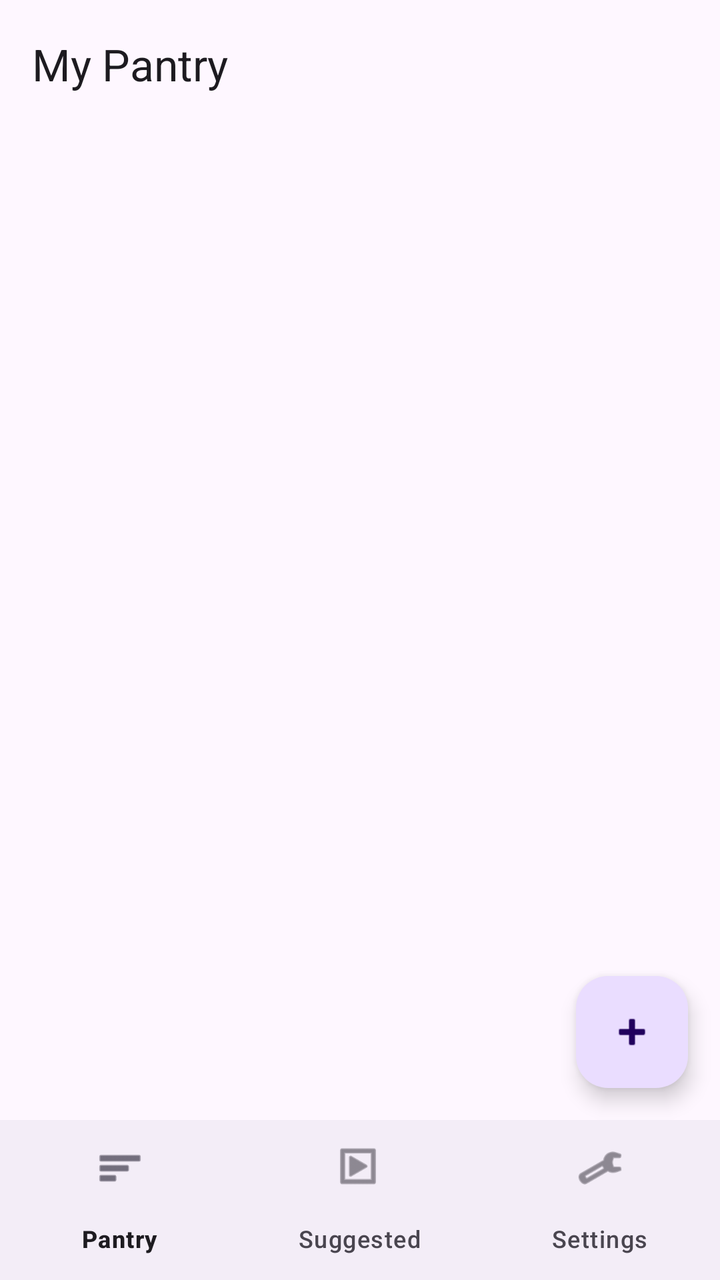
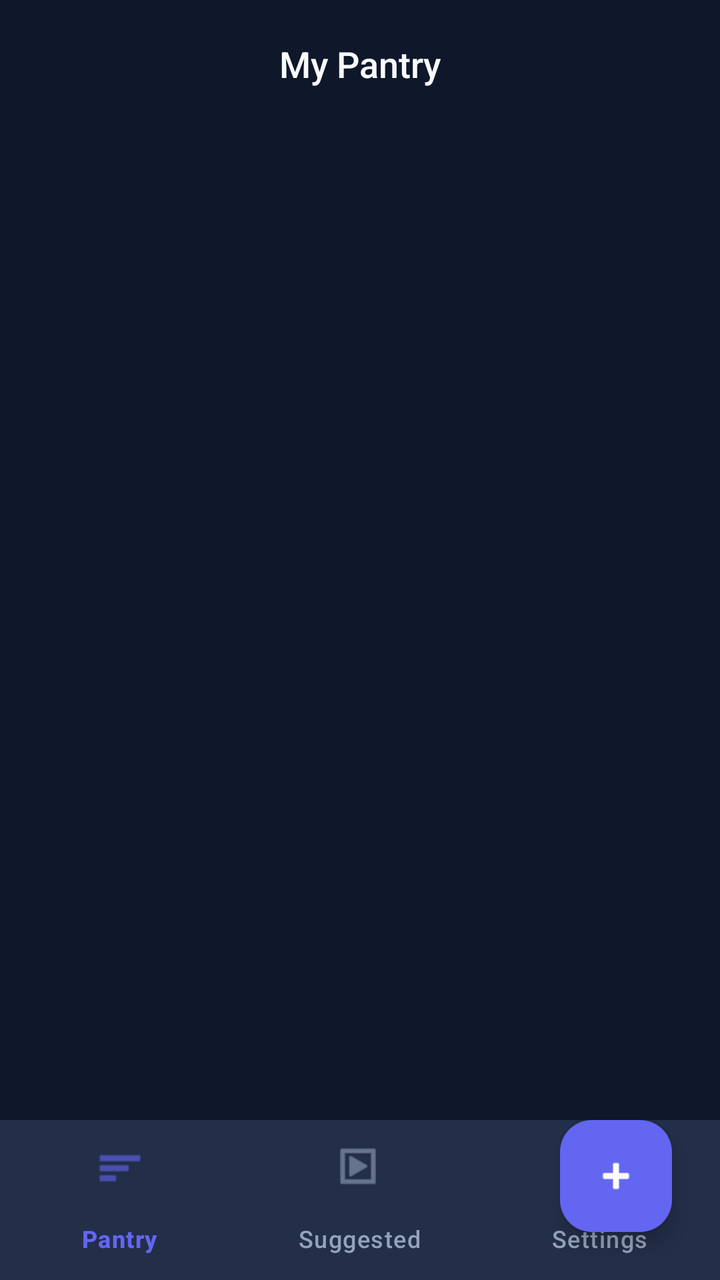

Screens rendered from an Android XML layout before and after an edit, with the pre-edit source and the edit as a unified diff.
<!-- AndroidManifest.xml: application theme Theme.SmartPantryManager -->
<!-- res/layout/activity_pantry_list.xml -->
<?xml version="1.0" encoding="utf-8"?>
<androidx.constraintlayout.widget.ConstraintLayout
    xmlns:android="http://schemas.android.com/apk/res/android"
    xmlns:app="http://schemas.android.com/apk/res-auto"
    android:layout_width="match_parent"
    android:layout_height="match_parent">

    <com.google.android.material.appbar.AppBarLayout
        android:id="@+id/appBar"
        android:layout_width="match_parent"
        android:layout_height="wrap_content"
        app:layout_constraintTop_toTopOf="parent">
        <androidx.appcompat.widget.Toolbar
            android:id="@+id/toolbarPantry"
            android:layout_width="match_parent"
            android:layout_height="?attr/actionBarSize"
            app:title="My Pantry"/>
    </com.google.android.material.appbar.AppBarLayout>

    <androidx.recyclerview.widget.RecyclerView
        android:id="@+id/recyclerPantry"
        android:layout_width="match_parent"
        android:layout_height="0dp"
        app:layout_constraintTop_toBottomOf="@id/appBar"
        app:layout_constraintBottom_toTopOf="@id/bottomNav"/>

    <TextView
        android:id="@+id/txtEmptyPantry"
        android:layout_width="wrap_content"
        android:layout_height="wrap_content"
        android:text="No ingredients yet. Tap + to add."
        android:visibility="gone"
        app:layout_constraintTop_toTopOf="parent"
        app:layout_constraintBottom_toBottomOf="parent"
        app:layout_constraintStart_toStartOf="parent"
        app:layout_constraintEnd_toEndOf="parent"/>

    <com.google.android.material.floatingactionbutton.FloatingActionButton
        android:id="@+id/fabAdd"
        android:layout_width="wrap_content"
        android:layout_height="wrap_content"
        android:layout_margin="16dp"
        android:src="@android:drawable/ic_input_add"
        app:layout_constraintBottom_toTopOf="@id/bottomNav"
        app:layout_constraintEnd_toEndOf="parent"/>

    <com.google.android.material.bottomnavigation.BottomNavigationView
        android:id="@+id/bottomNav"
        android:layout_width="match_parent"
        android:layout_height="wrap_content"
        app:menu="@menu/bottom_nav_menu"
        app:layout_constraintBottom_toBottomOf="parent"/>

</androidx.constraintlayout.widget.ConstraintLayout>
<!-- resources referenced by this layout -->
<resources>
  <style name="Theme.SmartPantryManager" parent="Base.Theme.SmartPantryManager" />
  <style name="Base.Theme.SmartPantryManager" parent="Theme.Material3.DayNight.NoActionBar">
          
          
      </style>
</resources>

<!-- the commit's change to res/layout/activity_pantry_list.xml (unified diff, before → after) -->
@@ -1,54 +1,174 @@
 <?xml version="1.0" encoding="utf-8"?>
-<androidx.constraintlayout.widget.ConstraintLayout
+<androidx.coordinatorlayout.widget.CoordinatorLayout
     xmlns:android="http://schemas.android.com/apk/res/android"
     xmlns:app="http://schemas.android.com/apk/res-auto"
+    xmlns:tools="http://schemas.android.com/tools"
     android:layout_width="match_parent"
-    android:layout_height="match_parent">
+    android:layout_height="match_parent"
+    android:background="@color/bg_deep_slate">
 
     <com.google.android.material.appbar.AppBarLayout
         android:id="@+id/appBar"
         android:layout_width="match_parent"
         android:layout_height="wrap_content"
-        app:layout_constraintTop_toTopOf="parent">
-        <androidx.appcompat.widget.Toolbar
+        android:background="@color/bg_deep_slate"
+        app:elevation="0dp">
+
+        <com.google.android.material.appbar.MaterialToolbar
             android:id="@+id/toolbarPantry"
             android:layout_width="match_parent"
             android:layout_height="?attr/actionBarSize"
-            app:title="My Pantry"/>
+            app:title="My Pantry"
+            app:titleCentered="true"
+            app:titleTextAppearance="@style/AppTitleMedium" />
     </com.google.android.material.appbar.AppBarLayout>
 
-    <androidx.recyclerview.widget.RecyclerView
-        android:id="@+id/recyclerPantry"
+    <androidx.constraintlayout.widget.ConstraintLayout
         android:layout_width="match_parent"
-        android:layout_height="0dp"
-        app:layout_constraintTop_toBottomOf="@id/appBar"
-        app:layout_constraintBottom_toTopOf="@id/bottomNav"/>
+        android:layout_height="match_parent"
+        app:layout_behavior="@string/appbar_scrolling_view_behavior">
 
-    <TextView
-        android:id="@+id/txtEmptyPantry"
-        android:layout_width="wrap_content"
-        android:layout_height="wrap_content"
-        android:text="No ingredients yet. Tap + to add."
-        android:visibility="gone"
-        app:layout_constraintTop_toTopOf="parent"
-        app:layout_constraintBottom_toBottomOf="parent"
-        app:layout_constraintStart_toStartOf="parent"
-        app:layout_constraintEnd_toEndOf="parent"/>
+        <androidx.recyclerview.widget.RecyclerView
+            android:id="@+id/recyclerPantry"
+            android:layout_width="match_parent"
+            android:layout_height="0dp"
+            android:padding="8dp"
+            android:clipToPadding="false"
+            app:layout_constraintTop_toTopOf="parent"
+            app:layout_constraintBottom_toBottomOf="parent"
+            tools:listitem="@layout/item_pantry" />
+
+        <LinearLayout
+            android:id="@+id/txtEmptyPantry"
+            android:layout_width="wrap_content"
+            android:layout_height="wrap_content"
+            android:orientation="vertical"
+            android:gravity="center"
+            android:visibility="gone"
+            app:layout_constraintTop_toTopOf="parent"
+            app:layout_constraintBottom_toBottomOf="parent"
+            app:layout_constraintStart_toStartOf="parent"
+            app:layout_constraintEnd_toEndOf="parent">
+
+            <ImageView
+                android:layout_width="80dp"
+                android:layout_height="80dp"
+                android:src="@android:drawable/ic_menu_search"
+                android:contentDescription="Empty"
+                app:tint="@color/text_low_contrast" />
+
+            <TextView
+                android:layout_width="wrap_content"
+                android:layout_height="wrap_content"
+                android:layout_marginTop="16dp"
+                android:text="Your pantry is empty"
+                android:textAppearance="@style/AppTitleMedium"
+                android:textColor="@color/text_medium_contrast" />
+
+            <TextView
+                android:layout_width="wrap_content"
+                android:layout_height="wrap_content"
+                android:layout_marginTop="4dp"
+                android:text="Tap + to add your first ingredient"
+                android:textAppearance="@style/AppBodyLarge"
+                android:textColor="@color/text_low_contrast" />
+        </LinearLayout>
+
+    </androidx.constraintlayout.widget.ConstraintLayout>
 
     <com.google.android.material.floatingactionbutton.FloatingActionButton
         android:id="@+id/fabAdd"
         android:layout_width="wrap_content"
         android:layout_height="wrap_content"
-        android:layout_margin="16dp"
+        android:layout_gravity="bottom|end"
+        android:layout_margin="24dp"
+        android:layout_marginBottom="80dp"
         android:src="@android:drawable/ic_input_add"
-        app:layout_constraintBottom_toTopOf="@id/bottomNav"
-        app:layout_constraintEnd_toEndOf="parent"/>
+        app:backgroundTint="@color/accent_indigo"
+        app:tint="@color/white"
+        app:elevation="6dp" />
 
     <com.google.android.material.bottomnavigation.BottomNavigationView
         android:id="@+id/bottomNav"
         android:layout_width="match_parent"
         android:layout_height="wrap_content"
+        android:layout_gravity="bottom"
         app:menu="@menu/bottom_nav_menu"
-        app:layout_constraintBottom_toBottomOf="parent"/>
+        style="@style/AppBottomNavStyle" />
 
-</androidx.constraintlayout.widget.ConstraintLayout>
+</androidx.coordinatorlayout.widget.CoordinatorLayout>
+<!-- res/layout/item_pantry.xml (included above) -->
+<?xml version="1.0" encoding="utf-8"?>
+<com.google.android.material.card.MaterialCardView
+    xmlns:android="http://schemas.android.com/apk/res/android"
+    xmlns:app="http://schemas.android.com/apk/res-auto"
+    android:layout_width="match_parent"
+    android:layout_height="wrap_content"
+    android:layout_marginHorizontal="12dp"
+    android:layout_marginVertical="6dp"
+    app:cardElevation="2dp"
+    app:cardCornerRadius="16dp"
+    app:strokeWidth="0.5dp"
+    app:strokeColor="@color/surface_soft_charcoal">
+
+    <androidx.constraintlayout.widget.ConstraintLayout
+        android:layout_width="match_parent"
+        android:layout_height="wrap_content"
+        android:padding="16dp"
+        android:background="@color/surface_soft_charcoal">
+
+        <View
+            android:id="@+id/accentStrip"
+            android:layout_width="4dp"
+            android:layout_height="0dp"
+            android:background="@color/accent_indigo"
+            app:layout_constraintTop_toTopOf="parent"
+            app:layout_constraintBottom_toBottomOf="parent"
+            app:layout_constraintStart_toStartOf="parent" />
+
+        <TextView
+            android:id="@+id/txtPantryName"
+            android:layout_width="0dp"
+            android:layout_height="wrap_content"
+            android:layout_marginStart="16dp"
+            android:textAppearance="@style/AppTitleMedium"
+            android:textColor="@color/text_high_contrast"
+            app:layout_constraintTop_toTopOf="parent"
+            app:layout_constraintStart_toEndOf="@id/accentStrip"
+            app:layout_constraintEnd_toStartOf="@id/btnEdit" />
+
+        <TextView
+            android:id="@+id/txtPantryQty"
+            android:layout_width="0dp"
+            android:layout_height="wrap_content"
+            android:layout_marginTop="4dp"
+            android:textAppearance="@style/AppBodyLarge"
+            android:textColor="@color/text_medium_contrast"
+            app:layout_constraintTop_toBottomOf="@id/txtPantryName"
+            app:layout_constraintStart_toStartOf="@id/txtPantryName"
+            app:layout_constraintEnd_toStartOf="@id/btnEdit" />
+
+        <ImageButton
+            android:id="@+id/btnEdit"
+            android:layout_width="40dp"
+            android:layout_height="40dp"
+            android:background="?attr/selectableItemBackgroundBorderless"
+            android:src="@android:drawable/ic_menu_edit"
+            app:tint="@color/accent_indigo"
+            app:layout_constraintTop_toTopOf="parent"
+            app:layout_constraintBottom_toBottomOf="parent"
+            app:layout_constraintEnd_toStartOf="@id/btnDelete" />
+
+        <ImageButton
+            android:id="@+id/btnDelete"
+            android:layout_width="40dp"
+            android:layout_height="40dp"
+            android:background="?attr/selectableItemBackgroundBorderless"
+            android:src="@android:drawable/ic_menu_delete"
+            app:tint="@color/error_red"
+            app:layout_constraintTop_toTopOf="parent"
+            app:layout_constraintBottom_toBottomOf="parent"
+            app:layout_constraintEnd_toEndOf="parent" />
+
+    </androidx.constraintlayout.widget.ConstraintLayout>
+</com.google.android.material.card.MaterialCardView>
<!-- resource entries referenced after the edit -->
@@ -1,9 +1,82 @@
 <!-- resources referenced by this layout -->
 <resources>
+  <color name="accent_indigo">#6366F1</color>
+  <color name="bg_deep_slate">#0F172A</color>
+  <color name="error_red">#EF4444</color>
+  <color name="surface_soft_charcoal">#1E293B</color>
+  <color name="text_high_contrast">#F8FAFC</color>
+  <color name="text_low_contrast">#64748B</color>
+  <color name="text_medium_contrast">#94A3B8</color>
+  <color name="white">#FFFFFF</color>
+  <style name="AppBodyLarge">
+          <item name="android:textColor">@color/text_medium_contrast</item>
+          <item name="android:textSize">16sp</item>
+      </style>
+  <style name="AppBottomNavStyle" parent="Widget.Material3.BottomNavigationView">
+          <item name="backgroundTint">@color/surface_soft_charcoal</item>
+          <item name="itemIconTint">@color/nav_item_tint</item>
+          <item name="itemTextColor">@color/nav_item_tint</item>
+          <item name="itemRippleColor">@color/accent_indigo</item>
+      </style>
+  <style name="AppTitleMedium">
+          <item name="android:textColor">@color/text_high_contrast</item>
+          <item name="android:textSize">18sp</item>
+          <item name="android:fontFamily">sans-serif-medium</item>
+      </style>
   <style name="Theme.SmartPantryManager" parent="Base.Theme.SmartPantryManager" />
-  <style name="Base.Theme.SmartPantryManager" parent="Theme.Material3.DayNight.NoActionBar">
+  <style name="Base.Theme.SmartPantryManager" parent="Theme.Material3.Dark.NoActionBar">
           
+          <item name="colorPrimary">@color/accent_indigo</item>
+          <item name="colorOnPrimary">@color/white</item>
+          <item name="colorPrimaryContainer">@color/accent_indigo_variant</item>
+          <item name="colorOnPrimaryContainer">@color/white</item>
+  
           
+          <item name="colorSecondary">@color/text_medium_contrast</item>
+          <item name="colorOnSecondary">@color/bg_deep_slate</item>
+  
+          
+          <item name="android:statusBarColor">@color/bg_deep_slate</item>
+          <item name="android:windowLightStatusBar">false</item>
+  
+          
+          <item name="android:windowBackground">@color/bg_deep_slate</item>
+          <item name="colorSurface">@color/surface_soft_charcoal</item>
+          <item name="colorOnSurface">@color/text_high_contrast</item>
+          <item name="colorSurfaceVariant">@color/surface_soft_charcoal</item>
+          <item name="colorOnSurfaceVariant">@color/text_medium_contrast</item>
+  
+          
+          <item name="textAppearanceHeadlineLarge">@style/AppHeadlineLarge</item>
+          <item name="textAppearanceTitleMedium">@style/AppTitleMedium</item>
+          <item name="textAppearanceBodyLarge">@style/AppBodyLarge</item>
+  
+          
+          <item name="materialCardViewStyle">@style/AppCardStyle</item>
+          <item name="textInputStyle">@style/AppTextInputStyle</item>
+          <item name="bottomNavigationStyle">@style/AppBottomNavStyle</item>
+      </style>
+  <color name="accent_indigo_variant">#4F46E5</color>
+  <style name="AppHeadlineLarge">
+          <item name="android:textColor">@color/text_high_contrast</item>
+          <item name="android:textSize">32sp</item>
+          <item name="android:fontFamily">sans-serif-medium</item>
+      </style>
+  <style name="AppCardStyle" parent="Widget.Material3.CardView.Elevated">
+          <item name="cardBackgroundColor">@color/surface_soft_charcoal</item>
+          <item name="cardCornerRadius">16dp</item>
+          <item name="cardElevation">2dp</item>
+          <item name="strokeColor">@color/accent_indigo</item>
+          <item name="strokeWidth">0.5dp</item>
+      </style>
+  <style name="AppTextInputStyle" parent="Widget.Material3.TextInputLayout.OutlinedBox">
+          <item name="boxStrokeColor">@color/accent_indigo</item>
+          <item name="boxCornerRadiusTopStart">12dp</item>
+          <item name="boxCornerRadiusTopEnd">12dp</item>
+          <item name="boxCornerRadiusBottomStart">12dp</item>
+          <item name="boxCornerRadiusBottomEnd">12dp</item>
+          <item name="hintTextColor">@color/text_medium_contrast</item>
+          <item name="android:textColorHint">@color/text_low_contrast</item>
       </style>
 </resources>
 
